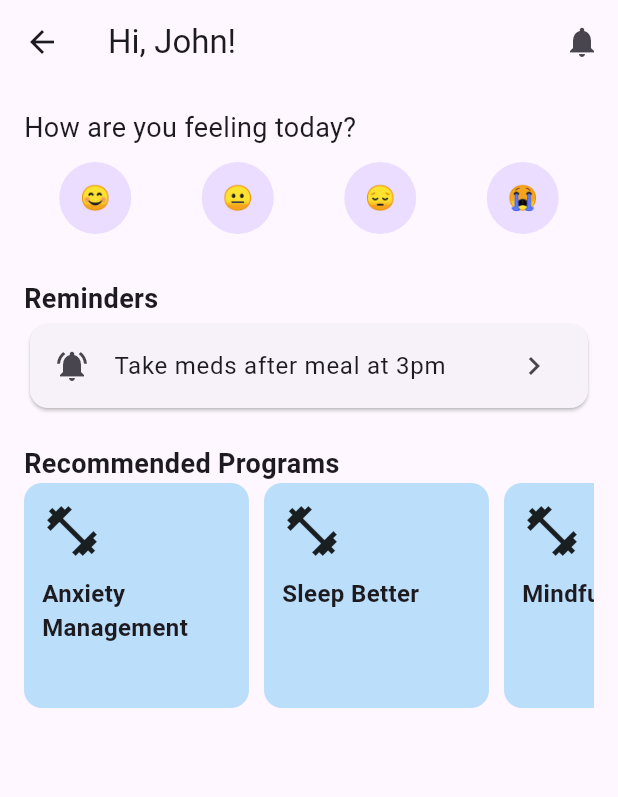
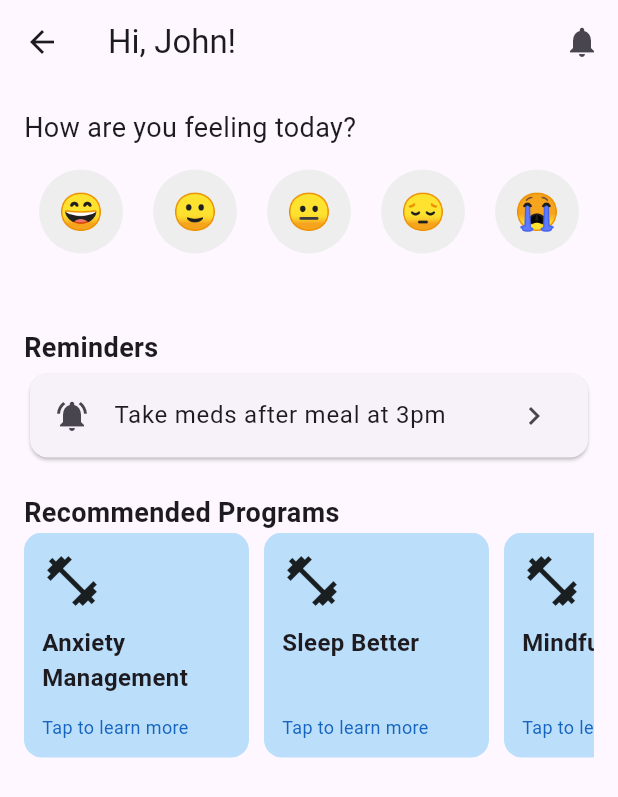
Before and after one commit to Jiunhong712/Sympto_Quest, a Flutter app: the HomePage screen opened directly, on a phone screen of 412 x 824 dp. Shown: the top 797 px of the screen. Run offline on Flutter 3.47's test engine with Material 3 defaults, Android fonts, the light colour scheme and no system bars.

Commit message:
Updated file structure

```diff
--- a/lib/main.dart
+++ b/lib/main.dart
@@ -1,5 +1,5 @@
 import 'package:flutter/material.dart';
-import '../screens/login_page.dart';
+import 'screens/login/login_page.dart';
 
 void main() => runApp(MyApp());
 
--- a/lib/screens/chat_page.dart
+++ b/lib/screens/chat/chat_page.dart
@@ -12,7 +12,7 @@ class _ChatPageState extends State<ChatPage> {
   @override
   Widget build(BuildContext context) {
     return Scaffold(
-      appBar: AppBar(title: Text('MindCare Assistant')),
+      appBar: AppBar(title: Text('AI Healthcare Assistant')),
       body: Column(
         children: [
           Expanded(
@@ -51,9 +51,8 @@ class _ChatPageState extends State<ChatPage> {
 
     setState(() {
       _messages.add(ChatMessage(text: text, isUser: true));
-      // Mock bot response
       _messages.add(ChatMessage(
-        text: 'I understand you\'re feeling $text. Let me help you with that.',
+        text: 'Don\'t talk to be u stupid sohai',
         isUser: false,
       ));
     });
--- /dev/null
+++ b/lib/screens/home/home_page.dart
@@ -0,0 +1,321 @@
+import 'package:flutter/material.dart';
+
+class HomePage extends StatefulWidget {
+  @override
+  _HomePageState createState() => _HomePageState();
+}
+
+class _HomePageState extends State<HomePage> {
+  final Map<String, Map<String, dynamic>> emojiResponses = {
+    '😄': {
+      'quote': "That's wonderful! Keep up the positive energy!",
+      'needsSupport': false,
+    },
+    '🙂': {
+      'quote': "Good to hear you're doing well! Keep it up!",
+      'needsSupport': false,
+    },
+    '😐': {
+      'quote': "Everyone has neutral days. Take some time for yourself.",
+      'needsSupport': true,
+    },
+    '😔': {
+      'quote':
+          "I'm sorry you're feeling down. Remember that it's okay to not be okay.",
+      'needsSupport': true,
+    },
+    '😭': {
+      'quote': "I'm here for you. Remember that difficult times are temporary.",
+      'needsSupport': true,
+    },
+  };
+
+  String? selectedEmoji;
+  bool showResponse = false;
+
+  void _handleEmojiSelection(String emoji) {
+    setState(() {
+      selectedEmoji = emoji;
+      showResponse = true;
+    });
+  }
+
+  void _navigateToChatbot(BuildContext context) {
+    // Navigate to chatbot page
+    Navigator.push(
+      context,
+      MaterialPageRoute(builder: (context) => ChatbotPage()),
+    );
+  }
+
+  void _navigateToProgramDetails(BuildContext context, String title) {
+    // Navigate to program details page
+    Navigator.push(
+      context,
+      MaterialPageRoute(
+        builder: (context) => ProgramDetailsPage(programTitle: title),
+      ),
+    );
+  }
+
+  @override
+  Widget build(BuildContext context) {
+    return Scaffold(
+      appBar: AppBar(
+        title: Text('Hi, John!'),
+        actions: [
+          IconButton(icon: Icon(Icons.notifications), onPressed: () {})
+        ],
+      ),
+      body: SingleChildScrollView(
+        padding: EdgeInsets.all(16),
+        child: Column(
+          crossAxisAlignment: CrossAxisAlignment.start,
+          children: [
+            Text('How are you feeling today?', style: TextStyle(fontSize: 18)),
+            SizedBox(height: 15),
+            Row(
+              mainAxisAlignment: MainAxisAlignment.spaceAround,
+              children: ['😄', '🙂', '😐', '😔', '😭']
+                  .map((emoji) => InkWell(
+                        onTap: () => _handleEmojiSelection(emoji),
+                        child: CircleAvatar(
+                          backgroundColor: selectedEmoji == emoji
+                              ? Colors.blue.shade200
+                              : Colors.grey.shade200,
+                          child: Text(emoji, style: TextStyle(fontSize: 24)),
+                          radius: 28,
+                        ),
+                      ))
+                  .toList(),
+            ),
+            SizedBox(height: 20),
+
+            // Show response after emoji selection
+            if (showResponse && selectedEmoji != null)
+              Container(
+                padding: EdgeInsets.all(16),
+                decoration: BoxDecoration(
+                  color: Colors.blue.shade50,
+                  borderRadius: BorderRadius.circular(12),
+                ),
+                child: Column(
+                  crossAxisAlignment: CrossAxisAlignment.start,
+                  children: [
+                    Text(
+                      emojiResponses[selectedEmoji]!['quote'],
+                      style: TextStyle(fontSize: 16),
+                    ),
+                    if (emojiResponses[selectedEmoji]!['needsSupport'])
+                      Column(
+                        children: [
+                          SizedBox(height: 10),
+                          Text(
+                            'Would you like to talk to our support chatbot?',
+                            style: TextStyle(fontSize: 16),
+                          ),
+                          SizedBox(height: 10),
+                          Row(
+                            mainAxisAlignment: MainAxisAlignment.end,
+                            children: [
+                              TextButton(
+                                onPressed: () {
+                                  setState(() {
+                                    showResponse = false;
+                                  });
+                                },
+                                child: Text('No, thanks'),
+                              ),
+                              SizedBox(width: 8),
+                              ElevatedButton(
+                                onPressed: () => _navigateToChatbot(context),
+                                child: Text('Yes, please'),
+                              ),
+                            ],
+                          ),
+                        ],
+                      ),
+                  ],
+                ),
+              ),
+
+            SizedBox(height: 30),
+            Text('Reminders',
+                style: TextStyle(fontSize: 18, fontWeight: FontWeight.bold)),
+            _ReminderCard(text: 'Take meds after meal at 3pm'),
+            SizedBox(height: 20),
+            Text('Recommended Programs',
+                style: TextStyle(fontSize: 18, fontWeight: FontWeight.bold)),
+            SizedBox(
+              height: 150,
+              child: ListView(
+                scrollDirection: Axis.horizontal,
+                children: [
+                  _ProgramCard(
+                    title: 'Anxiety Management',
+                    onTap: () => _navigateToProgramDetails(
+                        context, 'Anxiety Management'),
+                  ),
+                  _ProgramCard(
+                    title: 'Sleep Better',
+                    onTap: () =>
+                        _navigateToProgramDetails(context, 'Sleep Better'),
+                  ),
+                  _ProgramCard(
+                    title: 'Mindfulness',
+                    onTap: () =>
+                        _navigateToProgramDetails(context, 'Mindfulness'),
+                  ),
+                ],
+              ),
+            ),
+          ],
+        ),
+      ),
+    );
+  }
+}
+
+class _ReminderCard extends StatelessWidget {
+  final String text;
+
+  _ReminderCard({required this.text});
+
+  @override
+  Widget build(BuildContext context) {
+    return Card(
+      child: ListTile(
+        leading: Icon(Icons.notifications_active),
+        title: Text(text),
+        trailing: Icon(Icons.chevron_right),
+      ),
+    );
+  }
+}
+
+class _ProgramCard extends StatelessWidget {
+  final String title;
+  final VoidCallback onTap;
+
+  _ProgramCard({required this.title, required this.onTap});
+
+  @override
+  Widget build(BuildContext context) {
+    return InkWell(
+      onTap: onTap,
+      child: Container(
+        width: 150,
+        margin: EdgeInsets.only(right: 10),
+        decoration: BoxDecoration(
+          color: Colors.blue[100],
+          borderRadius: BorderRadius.circular(12),
+        ),
+        child: Padding(
+          padding: EdgeInsets.all(12),
+          child: Column(
+            crossAxisAlignment: CrossAxisAlignment.start,
+            children: [
+              Icon(Icons.fitness_center, size: 40),
+              SizedBox(height: 10),
+              Text(title,
+                  style: TextStyle(fontWeight: FontWeight.bold, fontSize: 16)),
+              Spacer(),
+              Text('Tap to learn more',
+                  style: TextStyle(fontSize: 12, color: Colors.blue[800])),
+            ],
+          ),
+        ),
+      ),
+    );
+  }
+}
+
+// New pages for navigation
+
+class ChatbotPage extends StatelessWidget {
+  @override
+  Widget build(BuildContext context) {
+    return Scaffold(
+      appBar: AppBar(
+        title: Text('Support Chatbot'),
+      ),
+      body: Center(
+        child: Text('Chatbot interface would go here'),
+      ),
+    );
+  }
+}
+
+class ProgramDetailsPage extends StatelessWidget {
+  final String programTitle;
+
+  ProgramDetailsPage({required this.programTitle});
+
+  @override
+  Widget build(BuildContext context) {
+    return Scaffold(
+      appBar: AppBar(
+        title: Text(programTitle),
+      ),
+      body: Padding(
+        padding: const EdgeInsets.all(16.0),
+        child: Column(
+          crossAxisAlignment: CrossAxisAlignment.start,
+          children: [
+            Text(
+              'About this program',
+              style: TextStyle(fontSize: 20, fontWeight: FontWeight.bold),
+            ),
+            SizedBox(height: 8),
+            Text(
+              'This program helps you learn techniques to manage your ${programTitle.toLowerCase()}. '
+              'Follow along with the video below for a guided session.',
+              style: TextStyle(fontSize: 16),
+            ),
+            SizedBox(height: 20),
+            Container(
+              height: 200,
+              color: Colors.grey[300],
+              alignment: Alignment.center,
+              child: Column(
+                mainAxisAlignment: MainAxisAlignment.center,
+                children: [
+                  Icon(Icons.play_circle_fill, size: 50),
+                  SizedBox(height: 8),
+                  Text('YouTube Video Embedded Here'),
+                  SizedBox(height: 8),
+                  Text('(In a real app, use youtube_player_flutter package)'),
+                ],
+              ),
+            ),
+            SizedBox(height: 20),
+            Text(
+              'Key takeaways:',
+              style: TextStyle(fontSize: 18, fontWeight: FontWeight.bold),
+            ),
+            SizedBox(height: 8),
+            _buildBulletPoint('Practice this technique daily for best results'),
+            _buildBulletPoint('Set aside at least 10 minutes in a quiet space'),
+            _buildBulletPoint('Consistency is key to seeing improvement'),
+          ],
+        ),
+      ),
+    );
+  }
+
+  Widget _buildBulletPoint(String text) {
+    return Padding(
+      padding: const EdgeInsets.only(bottom: 8.0),
+      child: Row(
+        crossAxisAlignment: CrossAxisAlignment.start,
+        children: [
+          Text('• ',
+              style: TextStyle(fontSize: 16, fontWeight: FontWeight.bold)),
+          Expanded(
+            child: Text(text, style: TextStyle(fontSize: 16)),
+          ),
+        ],
+      ),
+    );
+  }
+}
--- a/lib/screens/onboarding_screen.dart
+++ b/lib/screens/home/onboarding_screen.dart
@@ -1,5 +1,5 @@
 import 'package:flutter/material.dart';
-import 'main_app.dart';
+import '../../components/navigation_bar.dart';
 
 class OnboardingScreen extends StatefulWidget {
   @override
--- a/lib/screens/home_page.dart
+++ /dev/null
@@ -1,96 +0,0 @@
-import 'package:flutter/material.dart';
-
-class HomePage extends StatelessWidget {
-  @override
-  Widget build(BuildContext context) {
-    return Scaffold(
-      appBar: AppBar(
-        title: Text('Hi, John!'),
-        actions: [
-          IconButton(icon: Icon(Icons.notifications), onPressed: () {})
-        ],
-      ),
-      body: SingleChildScrollView(
-        padding: EdgeInsets.all(16),
-        child: Column(
-          crossAxisAlignment: CrossAxisAlignment.start,
-          children: [
-            Text('How are you feeling today?', style: TextStyle(fontSize: 18)),
-            SizedBox(height: 10),
-            Row(
-              mainAxisAlignment: MainAxisAlignment.spaceAround,
-              children: ['😊', '😐', '😔', '😭']
-                  .map((emoji) => CircleAvatar(child: Text(emoji), radius: 24))
-                  .toList(),
-            ),
-            SizedBox(height: 30),
-            Text('Reminders',
-                style: TextStyle(fontSize: 18, fontWeight: FontWeight.bold)),
-            _ReminderCard(text: 'Take meds after meal at 3pm'),
-            SizedBox(height: 20),
-            Text('Recommended Programs',
-                style: TextStyle(fontSize: 18, fontWeight: FontWeight.bold)),
-            SizedBox(
-              height: 150,
-              child: ListView(
-                scrollDirection: Axis.horizontal,
-                children: [
-                  _ProgramCard(title: 'Anxiety Management'),
-                  _ProgramCard(title: 'Sleep Better'),
-                  _ProgramCard(title: 'Mindfulness'),
-                ],
-              ),
-            ),
-          ],
-        ),
-      ),
-    );
-  }
-}
-
-class _ReminderCard extends StatelessWidget {
-  final String text;
-
-  _ReminderCard({required this.text});
-
-  @override
-  Widget build(BuildContext context) {
-    return Card(
-      child: ListTile(
-        leading: Icon(Icons.notifications_active),
-        title: Text(text),
-        trailing: Icon(Icons.chevron_right),
-      ),
-    );
-  }
-}
-
-class _ProgramCard extends StatelessWidget {
-  final String title;
-
-  _ProgramCard({required this.title});
-
-  @override
-  Widget build(BuildContext context) {
-    return Container(
-      width: 150,
-      margin: EdgeInsets.only(right: 10),
-      decoration: BoxDecoration(
-        color: Colors.blue[100],
-        borderRadius: BorderRadius.circular(12),
-      ),
-      child: Padding(
-        padding: EdgeInsets.all(12),
-        child: Column(
-          crossAxisAlignment: CrossAxisAlignment.start,
-          children: [
-            Icon(Icons.fitness_center, size: 40),
-            SizedBox(height: 10),
-            Text(title,
-                style: TextStyle(fontWeight: FontWeight.bold, fontSize: 16)),
-          ],
-        ),
-      ),
-    );
-  }
-}
```
Also changed, not shown: lib/screens/discover/discover_page.dart (renamed from lib/screens/discover_page.dart), lib/screens/rewards/rewards_page.dart (renamed from lib/screens/rewards_page.dart).
